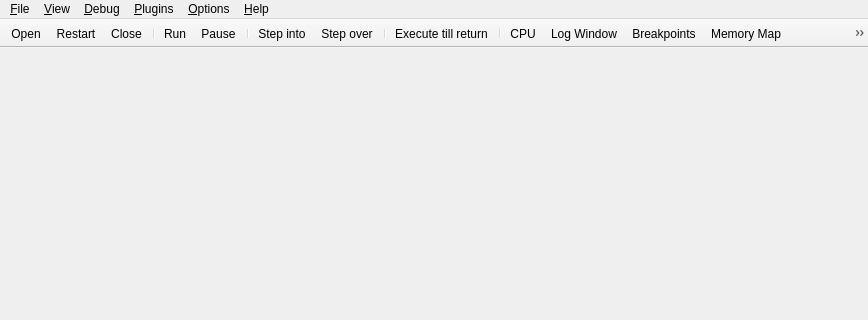
The window that src/gui/Src/Gui/MainWindow.ui (x64dbg/x64dbg) describes before a commit, drawn with Qt 5; both pictures show x 0 to 868 and y 0 to 320 of the 868 by 600 pixel window.
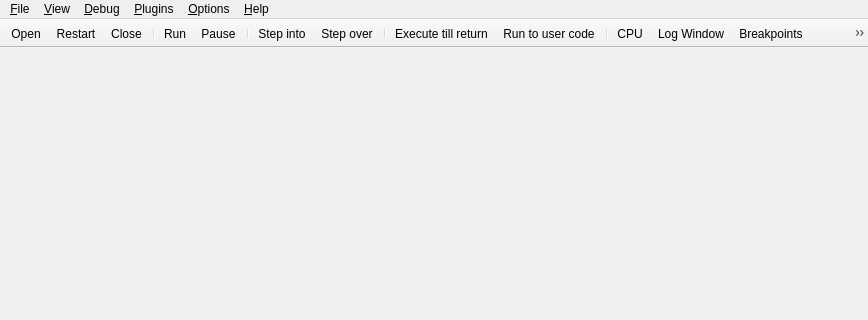
The same window after the commit. Icons and pictures are not drawn.

Commit message:
Run to user code
Please add an icon for it.

Patch:
```diff
--- a/src/gui/Src/Gui/MainWindow.ui
+++ b/src/gui/Src/Gui/MainWindow.ui
@@ -176,6 +176,7 @@
    <addaction name="actionStepOver"/>
    <addaction name="separator"/>
    <addaction name="actionRtr"/>
+   <addaction name="actionRtu"/>
    <addaction name="separator"/>
    <addaction name="actionCpu"/>
    <addaction name="actionLog"/>
@@ -841,6 +842,15 @@
     <string>None</string>
    </property>
   </action>
+  <action name="actionRtu">
+   <property name="icon">
+    <iconset resource="../../resource.qrc">
+     <normaloff>:/icons/images/recentfiles.png</normaloff>:/icons/images/recentfiles.png</iconset>
+   </property>
+   <property name="text">
+    <string>Run to &amp;user code</string>
+   </property>
+  </action>
  </widget>
  <layoutdefault spacing="6" margin="11"/>
  <resources>
```
Left out of the diff: 1 changed line with no effect on the pictures.
